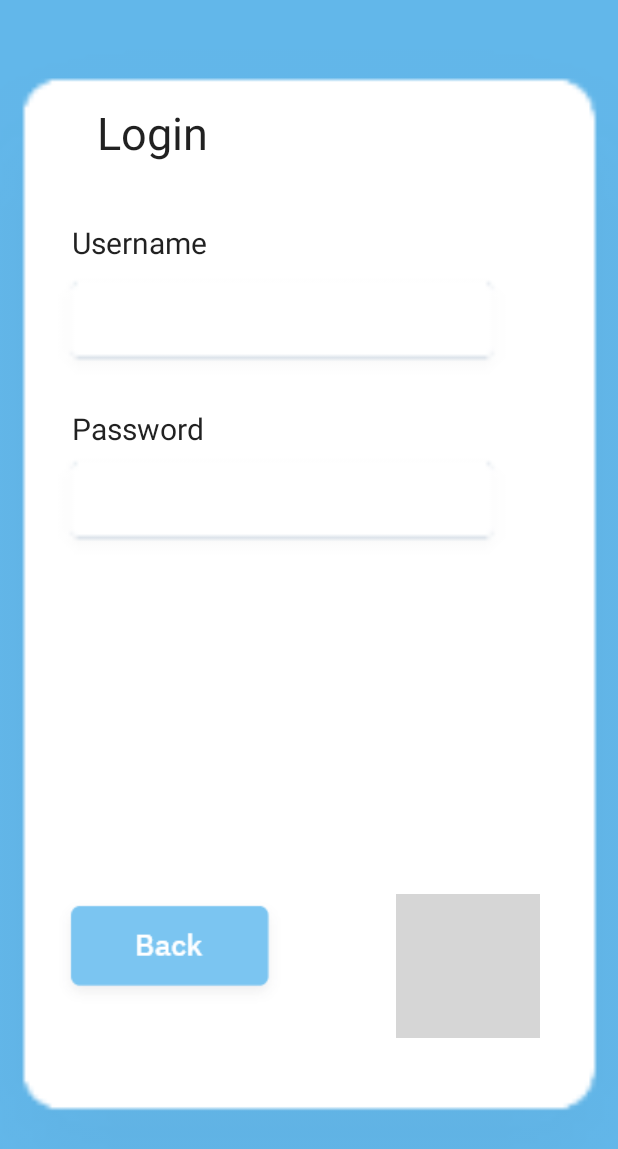
After one commit to taninjackie/wholesomefood, an Android app: the LoginActivity screen opened directly, with no data from a screen before it, on a phone screen of 412 x 824 dp. The commit adds this screen. Shown: the top 1149 px of the screen. Run offline under Robolectric (Android 15) with nearby library versions, the phone set to English and light mode, and no system bars; grey boxes are pictures that could not be loaded.

Commit message:
ระบบตอนนี้สามารถ Check login ได้แล้ว

```diff
--- a/app/src/main/AndroidManifest.xml
+++ b/app/src/main/AndroidManifest.xml
@@ -19,7 +19,7 @@
         <activity android:name=".CreateUser"/>
         <activity android:name=".CreateUser2"/>
         <activity android:name=".CreateUserResult"/>
-
+        <activity android:name=".LoginActivity"/>
 
     </application>
 
--- /dev/null
+++ b/app/src/main/java/com/egco/wholesomefoodapp/CellClickListener.kt
@@ -0,0 +1,5 @@
+package com.egco.wholesomefoodapp
+
+interface CellClickListener {
+    fun onCellClickListener(username: String)
+}
--- /dev/null
+++ b/app/src/main/java/com/egco/wholesomefoodapp/HomeActivity.kt
@@ -0,0 +1,4 @@
+package com.egco.wholesomefoodapp
+
+class HomeActivity {
+}
--- /dev/null
+++ b/app/src/main/java/com/egco/wholesomefoodapp/LoginActivity.kt
@@ -0,0 +1,52 @@
+package com.egco.wholesomefoodapp
+
+import android.content.Context
+import android.content.Intent
+import android.os.Bundle
+import android.widget.Toast
+import androidx.appcompat.app.AppCompatActivity
+import com.google.gson.Gson
+import com.google.gson.reflect.TypeToken
+import kotlinx.android.synthetic.main.login.*
+import java.io.IOException
+
+class LoginActivity:AppCompatActivity (){
+    override fun onCreate(savedInstanceState: Bundle?) {
+        super.onCreate(savedInstanceState)
+        setContentView(R.layout.login)
+        val username = intent.getStringExtra("username")
+        usrLoginText.text = username
+        val getuserinfo = getJson(this, "$username.json")
+        val gson = Gson()
+        val token = object : TypeToken<UserModel>() {}.type
+        var userModel: UserModel = gson.fromJson(getuserinfo, token)
+
+
+
+        loginBt.setOnClickListener {
+            if(passwordLoginText.text.toString() == userModel.password){
+
+                Toast.makeText(this, "Login Success", Toast.LENGTH_SHORT).show()
+            }
+            else
+            {
+                passwordLoginText.error = "Wrong Password"
+            }
+
+        }
+        backBt4.setOnClickListener {
+            startActivity(Intent(this,MainActivity::class.java))
+        }
+    }
+
+    private fun getJson(context: Context, fileName: String): String? {
+        val jsonString: String
+        try {
+            jsonString = context.openFileInput(fileName).bufferedReader().use { it.readText() }
+        } catch (ioException: IOException) {
+            ioException.printStackTrace()
+            return null
+        }
+        return jsonString
+    }
+}
--- a/app/src/main/java/com/egco/wholesomefoodapp/MainActivity.kt
+++ b/app/src/main/java/com/egco/wholesomefoodapp/MainActivity.kt
@@ -5,21 +5,30 @@ import android.content.Intent
 import androidx.appcompat.app.AppCompatActivity
 import android.os.Bundle
 import android.util.Log
+import android.view.LayoutInflater
+import android.view.View
+import android.view.ViewGroup
+import android.widget.Toast
+import androidx.core.content.ContextCompat
 import androidx.recyclerview.widget.LinearLayoutManager
+import androidx.recyclerview.widget.RecyclerView
 import com.egco.wholesomefoodapp.R
 import com.google.gson.Gson
 import com.google.gson.reflect.TypeToken
 import kotlinx.android.synthetic.main.activity_main.*
+import kotlinx.android.synthetic.main.row.*
+import kotlinx.android.synthetic.main.row.view.*
 import java.io.IOException
 import java.nio.charset.Charset
 import kotlin.math.log
 
-class MainActivity : AppCompatActivity() {
+
+class MainActivity : AppCompatActivity() ,CellClickListener {
     override fun onCreate(savedInstanceState: Bundle?) {
         super.onCreate(savedInstanceState)
         setContentView(R.layout.activity_main)
 
-        fun getJsonDataFromAsset(context: Context, fileName: String): String? {
+        fun getUserTxt(context: Context, fileName: String): String? {
             val jsonString: String
             try {
                 jsonString = context.openFileInput(fileName).bufferedReader().use { it.readText() }
@@ -30,19 +39,16 @@ class MainActivity : AppCompatActivity() {
             return jsonString
         }
 
-
-
-        //val arrayList = ArrayList<UserModel>()
-        if(getJsonDataFromAsset(applicationContext,"users.txt") != null)
+        if(getUserTxt(applicationContext,"users.txt") != null)
         {
-            val useroftext = getJsonDataFromAsset(applicationContext,"users.txt")
+            val useroftext = getUserTxt(applicationContext,"users.txt")
             val list:List<String> = useroftext?.split(",")!!
-            val myAdapter = MyAdapter(list,this)
+            val myAdapter = MyAdapter(list,applicationContext,this)
             recyclerView.layoutManager = LinearLayoutManager(this)
             recyclerView.adapter = myAdapter
         }
 
-
+        //val arrayList = ArrayList<UserModel>()
         //arrayList.add(UserModel("taninjackie","12345"))
         //arrayList.add(UserModel("boat001"    ,"12345"))
 
@@ -52,5 +58,14 @@ class MainActivity : AppCompatActivity() {
             startActivity(intent)
         }
 
+
     }
+    override fun onCellClickListener(username:String) {
+        val intent = Intent(applicationContext,LoginActivity::class.java)
+        intent.putExtra("username" , username)
+        startActivity(intent)
+    }
+
+
+
 }
--- a/app/src/main/java/com/egco/wholesomefoodapp/MyAdapter.kt
+++ b/app/src/main/java/com/egco/wholesomefoodapp/MyAdapter.kt
@@ -1,17 +1,19 @@
 package com.egco.wholesomefoodapp
 
 import android.content.Context
+import android.content.Intent
 import android.view.LayoutInflater
 import android.view.View
 import android.view.ViewGroup
 import android.widget.Toast
+import androidx.core.content.ContextCompat.startActivity
 import androidx.recyclerview.widget.RecyclerView
 import com.egco.wholesomefoodapp.R
 import kotlinx.android.synthetic.main.row.view.*
 
-class MyAdapter(private val List:List<String>,private val context:Context):
+class MyAdapter(private val List:List<String>, private val context:Context, private val CellClick:CellClickListener):
     RecyclerView.Adapter<MyAdapter.ViewHolder>() {
-    class ViewHolder(itemView:View):RecyclerView.ViewHolder(itemView)
+    class ViewHolder(itemView: View): RecyclerView.ViewHolder(itemView)
     {
         fun bindItems(model : String)
         {
@@ -32,8 +34,9 @@ class MyAdapter(private val List:List<String>,private val context:Context):
         holder.bindItems(List[position])
 
         holder.itemView.setOnClickListener{
-            Toast.makeText(context,holder.getName(),Toast.LENGTH_SHORT).show()
+            CellClick.onCellClickListener(holder.getName())
         }
+
     }
 
     override fun getItemCount(): Int {
--- /dev/null
+++ b/app/src/main/res/layout/login.xml
@@ -0,0 +1,132 @@
+<?xml version="1.0" encoding="utf-8"?>
+<androidx.constraintlayout.widget.ConstraintLayout xmlns:android="http://schemas.android.com/apk/res/android"
+    xmlns:app="http://schemas.android.com/apk/res-auto"
+    xmlns:tools="http://schemas.android.com/tools"
+    android:layout_width="match_parent"
+    android:layout_height="match_parent"
+    android:background="#62B7EA">
+
+    <ImageView
+        android:id="@+id/imageView4"
+        android:layout_width="590dp"
+        android:layout_height="958dp"
+        app:layout_constraintBottom_toBottomOf="parent"
+        app:layout_constraintEnd_toEndOf="parent"
+        app:layout_constraintHorizontal_bias="0.502"
+        app:layout_constraintStart_toStartOf="parent"
+        app:layout_constraintTop_toTopOf="parent"
+        app:layout_constraintVertical_bias="0.365"
+        app:srcCompat="@drawable/path" />
+
+    <TextView
+        android:id="@+id/crutext4"
+        android:layout_width="wrap_content"
+        android:layout_height="wrap_content"
+        android:layout_marginTop="68dp"
+        android:text="Login"
+        android:textAppearance="@style/TextAppearance.AppCompat.Large"
+        android:textSize="30sp"
+        app:layout_constraintEnd_toEndOf="parent"
+        app:layout_constraintHorizontal_bias="0.192"
+        app:layout_constraintStart_toStartOf="parent"
+        app:layout_constraintTop_toTopOf="parent" />
+
+    <ImageView
+        android:id="@+id/imageView9"
+        android:layout_width="304dp"
+        android:layout_height="323dp"
+        android:layout_marginTop="56dp"
+        app:layout_constraintEnd_toEndOf="parent"
+        app:layout_constraintHorizontal_bias="0.336"
+        app:layout_constraintStart_toStartOf="parent"
+        app:layout_constraintTop_toTopOf="parent"
+        app:srcCompat="@drawable/textplain" />
+
+    <ImageView
+        android:id="@+id/imageView10"
+        android:layout_width="304dp"
+        android:layout_height="323dp"
+        android:layout_marginTop="176dp"
+        app:layout_constraintEnd_toEndOf="parent"
+        app:layout_constraintHorizontal_bias="0.336"
+        app:layout_constraintStart_toStartOf="parent"
+        app:layout_constraintTop_toTopOf="parent"
+        app:srcCompat="@drawable/textplain" />
+
+    <EditText
+        android:id="@+id/passwordLoginText"
+        style="@style/Widget.AppCompat.EditText"
+        android:layout_width="264dp"
+        android:layout_height="43dp"
+        android:layout_marginTop="312dp"
+        android:backgroundTint="#FFFFFF"
+        android:drawableTint="#FFFFFF"
+        android:ems="10"
+        android:fallbackLineSpacing="false"
+        android:inputType="textLongMessage|textPersonName"
+        android:password="true"
+        app:layout_constraintEnd_toEndOf="parent"
+        app:layout_constraintHorizontal_bias="0.374"
+        app:layout_constraintStart_toStartOf="parent"
+        app:layout_constraintTop_toTopOf="parent" />
+
+    <TextView
+        android:id="@+id/textView9"
+        android:layout_width="113dp"
+        android:layout_height="41dp"
+        android:layout_marginTop="148dp"
+        android:text="Username"
+        android:textAppearance="@style/TextAppearance.AppCompat.Body1"
+        android:textSize="20sp"
+        app:layout_constraintEnd_toEndOf="parent"
+        app:layout_constraintHorizontal_bias="0.161"
+        app:layout_constraintStart_toStartOf="parent"
+        app:layout_constraintTop_toTopOf="parent" />
+
+    <TextView
+        android:id="@+id/textView10"
+        android:layout_width="113dp"
+        android:layout_height="41dp"
+        android:layout_marginTop="272dp"
+        android:text="Password"
+        android:textAppearance="@style/TextAppearance.AppCompat.Body1"
+        android:textSize="20sp"
+        app:layout_constraintEnd_toEndOf="parent"
+        app:layout_constraintHorizontal_bias="0.161"
+        app:layout_constraintStart_toStartOf="parent"
+        app:layout_constraintTop_toTopOf="parent" />
+
+    <ImageView
+        android:id="@+id/backBt4"
+        android:layout_width="wrap_content"
+        android:layout_height="wrap_content"
+        android:layout_marginTop="596dp"
+        app:layout_constraintEnd_toEndOf="parent"
+        app:layout_constraintHorizontal_bias="0.137"
+        app:layout_constraintStart_toStartOf="parent"
+        app:layout_constraintTop_toTopOf="parent"
+        app:srcCompat="@drawable/controlsbutton" />
+
+    <ImageView
+        android:id="@+id/loginBt"
+        android:layout_width="wrap_content"
+        android:layout_height="wrap_content"
+        android:layout_marginTop="596dp"
+        app:layout_constraintEnd_toEndOf="parent"
+        app:layout_constraintHorizontal_bias="0.835"
+        app:layout_constraintStart_toStartOf="parent"
+        app:layout_constraintTop_toTopOf="parent"
+        app:srcCompat="@drawable/loginbt" />
+
+    <TextView
+        android:id="@+id/usrLoginText"
+        android:layout_width="265dp"
+        android:layout_height="35dp"
+        android:layout_marginTop="196dp"
+        android:gravity="center|left"
+        app:layout_constraintEnd_toEndOf="parent"
+        app:layout_constraintHorizontal_bias="0.376"
+        app:layout_constraintStart_toStartOf="parent"
+        app:layout_constraintTop_toTopOf="parent" />
+
+</androidx.constraintlayout.widget.ConstraintLayout>
```
